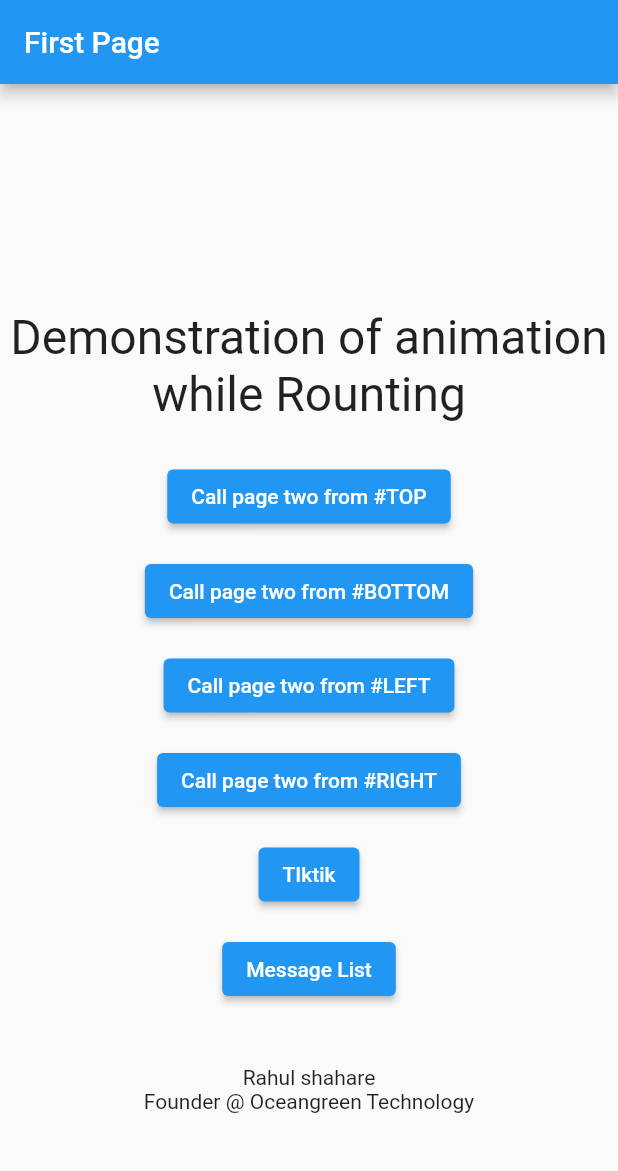
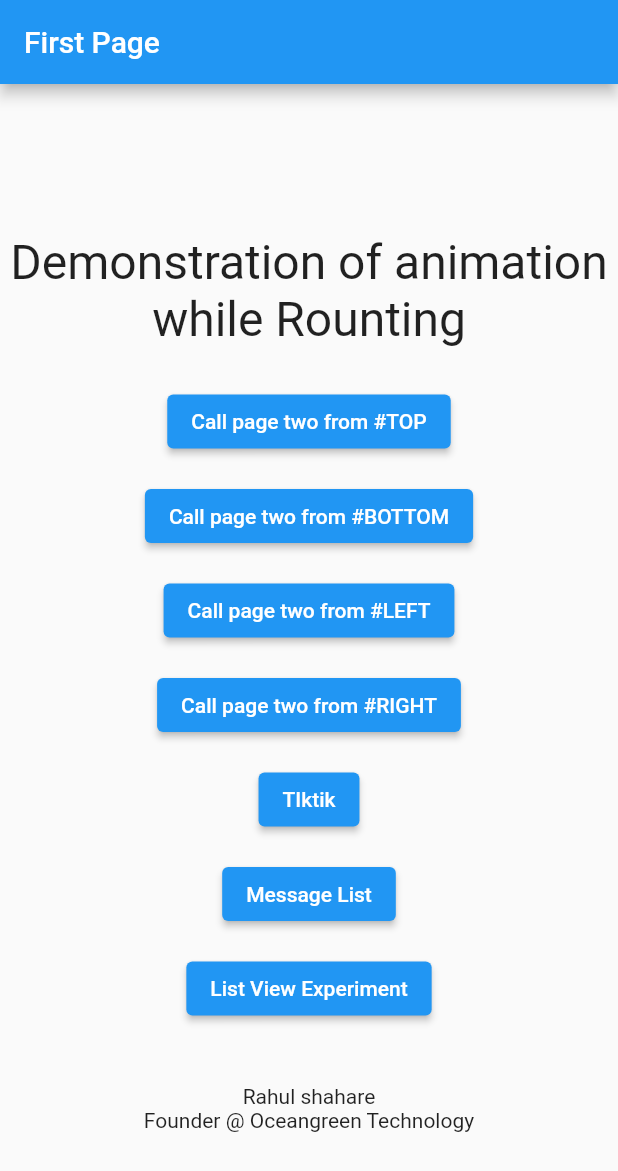
Before and after one commit to Rahulshahare/tiktik, a Flutter app: the screen it shows after launch, on a phone screen of 412 x 824 dp. Shown: the top 1171 px of the screen. Run offline on Flutter 3.47's test engine with Material 2 defaults, Android fonts, the phone set to English and light mode, and no system bars.

Commit message:
ListTile

```diff
--- a/lib/main.dart
+++ b/lib/main.dart
@@ -1,4 +1,5 @@
 import 'package:flutter/material.dart';
+import 'package:tiktik/ui/ListView.dart';
 import 'package:tiktik/ui/msg_list_ui.dart';
 import 'custom_page_route.dart';
 
@@ -34,7 +35,7 @@ class RoutesExample extends StatelessWidget {
       body: SingleChildScrollView(
         child: Padding(
           padding:
-              const EdgeInsets.only(top: 150, bottom: 20, left: 5, right: 5),
+              const EdgeInsets.only(top: 100, bottom: 20, left: 5, right: 5),
           child: Column(
             mainAxisAlignment: MainAxisAlignment.center,
             crossAxisAlignment: CrossAxisAlignment.center,
@@ -107,6 +108,16 @@ class RoutesExample extends StatelessWidget {
                   ));
                 },
                 child: const Text('Message List'),
+              ),
+              const SizedBox(height: 15),
+              ElevatedButton(
+                onPressed: () {
+                  Navigator.of(context).push(CustomPageRoute(
+                    child: const ListViewExperiment(),
+                    direction: AxisDirection.left,
+                  ));
+                },
+                child: const Text('List View Experiment'),
               ),
               const SizedBox(height: 40),
               const Text("Rahul shahare", textAlign: TextAlign.center),
```
